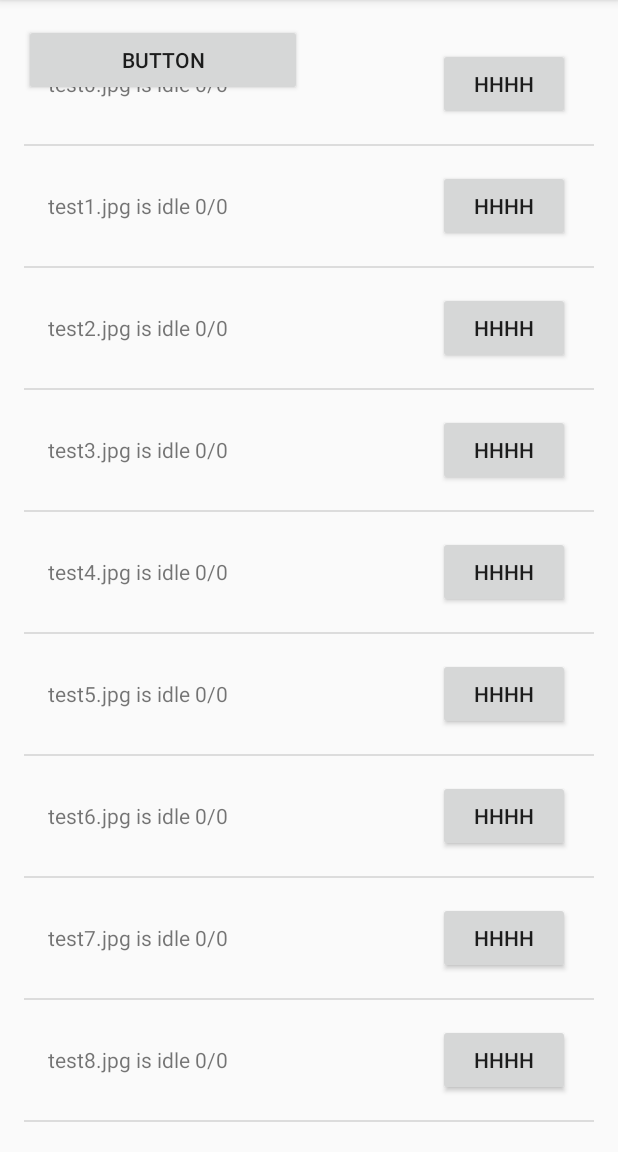
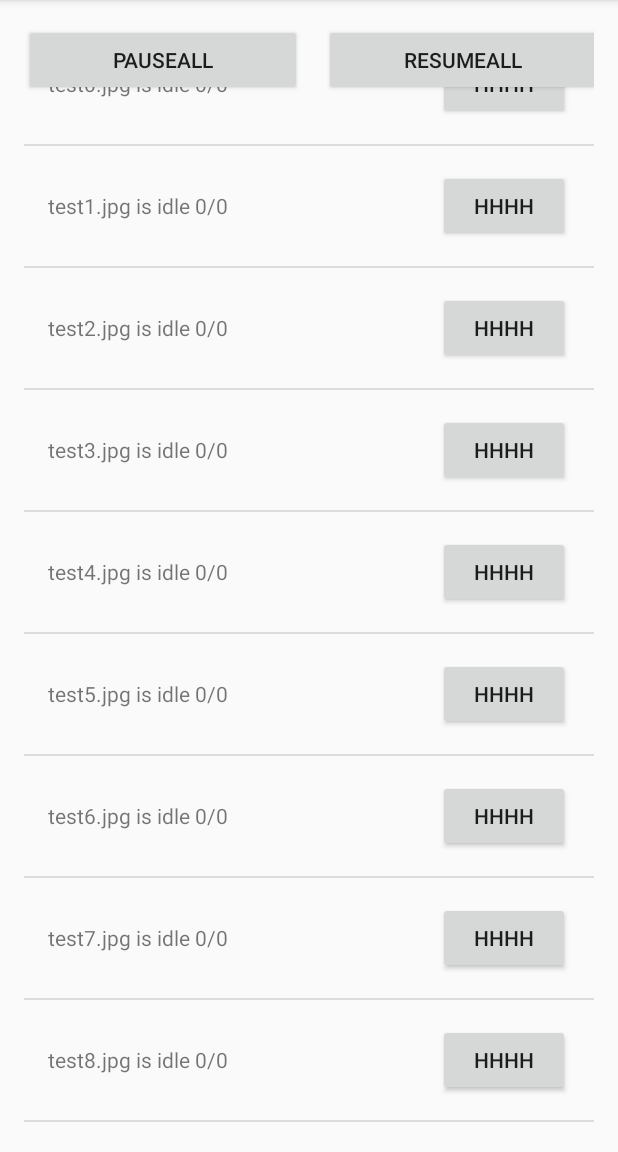
Before and after one commit to FightLi1017/BaseStudy, an Android app: the screen it shows after launch (ListActivity), after a tap on "HHHH", on a phone screen of 412 x 824 dp, the part 84-1236 px from its top. Run offline under Robolectric (Android 15) with nearby library versions, the phone set to English and light mode, and no system bars; 2 other taps on this screen came first.

```diff
--- a/app/src/main/java/router/android/lcx/basestudy/ListActivity.java
+++ b/app/src/main/java/router/android/lcx/basestudy/ListActivity.java
@@ -58,6 +58,12 @@ public class ListActivity extends AppCompatActivity {
             @Override
             public void onClick(View v) {
                 mDownloadManager.pauseAll();
+            }
+        });
+        findViewById(R.id.button1).setOnClickListener(new View.OnClickListener() {
+            @Override
+            public void onClick(View v) {
+                mDownloadManager.resumeAll();
             }
         });
     }
--- a/app/src/main/res/layout/activity_list.xml
+++ b/app/src/main/res/layout/activity_list.xml
@@ -21,10 +21,15 @@
 
            android:fadingEdge="none"/>
     <Button
-        android:text="Button"
+        android:text="pauseall"
         android:layout_width="185dp"
-        android:layout_height="wrap_content" android:layout_alignParentBottom="true"
-        android:layout_alignParentEnd="true" android:layout_marginEnd="311dp"
-        android:layout_marginBottom="450dp" android:id="@+id/button"/>
-
+        android:layout_height="wrap_content"
+         android:id="@+id/button"/>
+    <Button
+        android:layout_marginLeft="200dp"
+        android:text="resumeall"
+        android:layout_width="185dp"
+        android:layout_height="wrap_content"
+        android:layout_alignParentEnd="true"
+        android:id="@+id/button1"/>
 </FrameLayout>
--- a/downmanager/src/main/java/fight/android/lcx/downmanager/DownEntry.java
+++ b/downmanager/src/main/java/fight/android/lcx/downmanager/DownEntry.java
@@ -12,7 +12,7 @@ public class DownEntry  implements Serializable{
     public String url;
     public DownEntry(String url) {
                this.url = url;
-                 this.id = url;
+               this.id = url;
                 this.name = url.substring(url.lastIndexOf("/") + 1);
           }
     public enum  DownloadStatus{idle,waiting,downloading,paused,resume,cancel,complete}
--- a/downmanager/src/main/java/fight/android/lcx/downmanager/DownLoadTask.java
+++ b/downmanager/src/main/java/fight/android/lcx/downmanager/DownLoadTask.java
@@ -33,7 +33,7 @@ public class DownLoadTask implements Runnable{
 
     public void start() {
         mDownEntry.mDownloadStatus= DownEntry.DownloadStatus.downloading;
-        mDownEntry.totallength=1024*10;
+        mDownEntry.totallength=1024*100;
         sendmsg();
         for (int i=mDownEntry.currentlength;i<mDownEntry.totallength;i+=1024){
             try {
```
Also changed, not shown: downmanager/src/main/java/fight/android/lcx/downmanager/DataChange.java (+18 -1 lines), downmanager/src/main/java/fight/android/lcx/downmanager/DownLoadService.java (+12 -1 lines).
